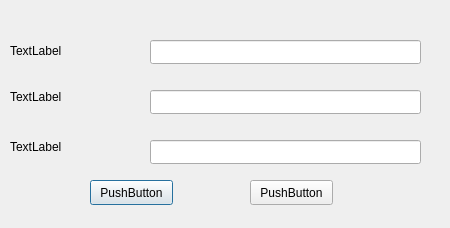
cynicanonimus/pdb, file pdb/passworddlg.ui: the form before one commit.
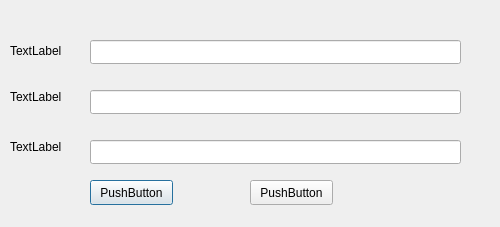
The form after the commit.

The edit to the form file:
```diff
--- a/pdb/passworddlg.ui
+++ b/pdb/passworddlg.ui
@@ -6,13 +6,19 @@
    <rect>
     <x>0</x>
     <y>0</y>
-    <width>450</width>
-    <height>228</height>
+    <width>500</width>
+    <height>227</height>
    </rect>
   </property>
+  <property name="minimumSize">
+   <size>
+    <width>500</width>
+    <height>0</height>
+   </size>
+  </property>
   <property name="maximumSize">
    <size>
-    <width>450</width>
+    <width>500</width>
     <height>228</height>
    </size>
   </property>
@@ -35,9 +41,9 @@
   <widget class="QLineEdit" name="m_EnterPasswdLineEdit1">
    <property name="geometry">
     <rect>
-     <x>150</x>
+     <x>90</x>
      <y>40</y>
-     <width>271</width>
+     <width>371</width>
      <height>24</height>
     </rect>
    </property>
@@ -71,9 +77,9 @@
   <widget class="QLineEdit" name="m_EnterPasswdLineEdit2">
    <property name="geometry">
     <rect>
-     <x>150</x>
+     <x>90</x>
      <y>90</y>
-     <width>271</width>
+     <width>371</width>
      <height>24</height>
     </rect>
    </property>
@@ -81,9 +87,9 @@
   <widget class="QLineEdit" name="m_EnterPasswdLineEdit3">
    <property name="geometry">
     <rect>
-     <x>150</x>
+     <x>90</x>
      <y>140</y>
-     <width>271</width>
+     <width>371</width>
      <height>24</height>
     </rect>
    </property>
```
